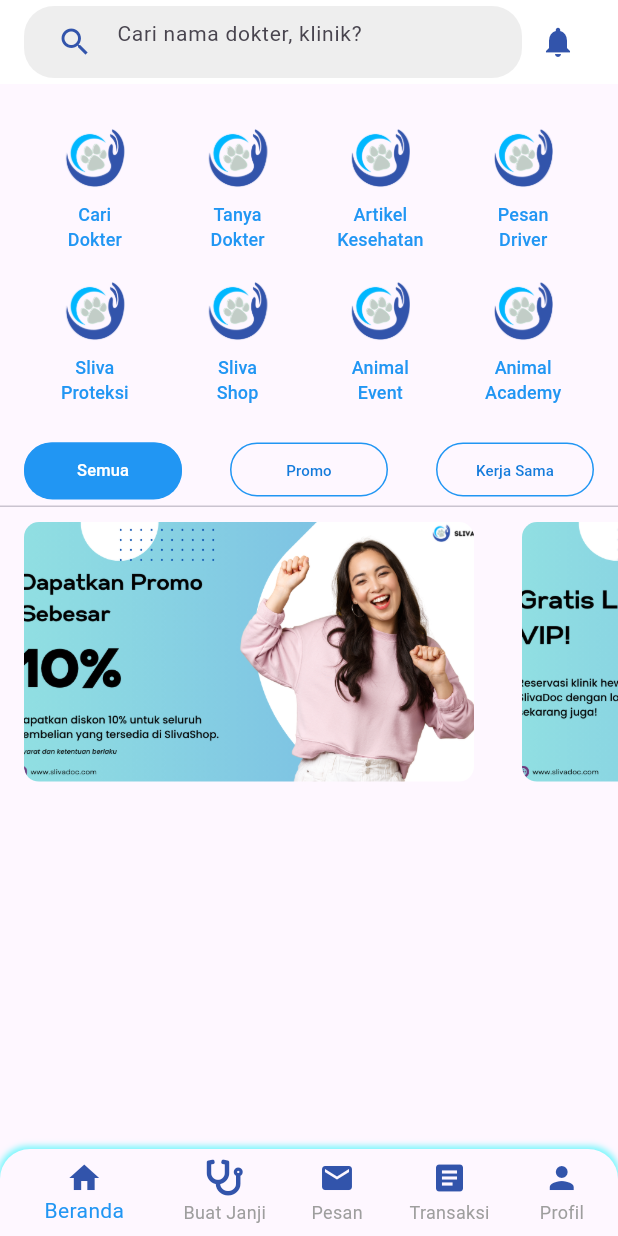
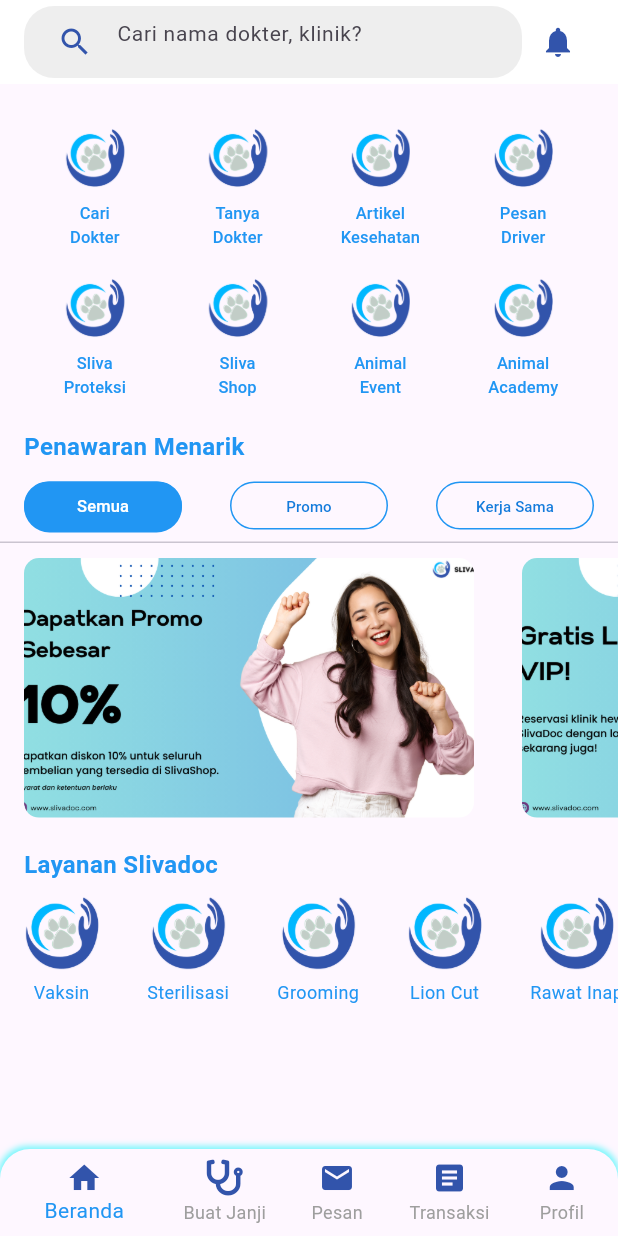
Before and after one commit to slivatech/slivadoc_apps, a Flutter app: the HomePage screen opened directly, on a phone screen of 412 x 824 dp. Run offline on Flutter 3.47's test engine with Material 3 defaults, Android fonts, the phone set to English and light mode, and no system bars; our stand-ins replace font_awesome_flutter, image_picker.

Commit message:
create component slivadoc service

```diff
--- a/lib/components/SliderBanner.dart
+++ b/lib/components/SliderBanner.dart
@@ -5,7 +5,22 @@
 
   @override
   Widget build(BuildContext context) {
-    return DefaultTabController(
+    return Column(
+      crossAxisAlignment: CrossAxisAlignment.start,
+      children: [
+        const Padding(
+          padding: EdgeInsets.only(left: 16.0),
+          child: Text(
+            'Penawaran Menarik',
+            style: TextStyle(
+              fontSize: 16,
+              color: Colors.blue,
+              fontWeight: FontWeight.bold,
+            ),
+          ),
+        ),
+        const SizedBox(height: 5.0),
+        DefaultTabController(
           length: 3,
           child: Column(
             children: [
@@ -17,11 +32,11 @@
                   color: Colors.blue,
                   borderRadius: BorderRadius.circular(20),
                 ),
-            indicatorPadding: const EdgeInsets.symmetric(vertical: 5),
+                indicatorPadding: const EdgeInsets.symmetric(vertical: 7),
                 tabs: [
                   Tab(
                     child: Padding(
-                  padding: const EdgeInsets.symmetric(vertical: 5),
+                      padding: const EdgeInsets.symmetric(vertical: 7),
                       child: Container(
                         decoration: BoxDecoration(
                           border: Border.all(color: Colors.blue),
@@ -36,7 +51,7 @@
                   ),
                   Tab(
                     child: Padding(
-                  padding: const EdgeInsets.symmetric(vertical: 5),
+                      padding: const EdgeInsets.symmetric(vertical: 7),
                       child: Container(
                         decoration: BoxDecoration(
                           border: Border.all(color: Colors.blue),
@@ -51,7 +66,7 @@
                   ),
                   Tab(
                     child: Padding(
-                  padding: const EdgeInsets.symmetric(vertical: 5),
+                      padding: const EdgeInsets.symmetric(vertical: 7),
                       child: Container(
                         decoration: BoxDecoration(
                           border: Border.all(color: Colors.blue),
@@ -104,6 +119,8 @@
               ),
             ],
           ),
+        ),
+      ],
     );
   }
 
--- /dev/null
+++ b/lib/components/SliderService.dart
@@ -0,0 +1,100 @@
+import 'package:flutter/material.dart';
+
+class SlivadocSlider extends StatelessWidget {
+  const SlivadocSlider({Key? key}) : super(key: key);
+
+  @override
+  Widget build(BuildContext context) {
+    return Column(
+      crossAxisAlignment: CrossAxisAlignment.start,
+      children: [
+        const Padding(
+          padding: EdgeInsets.only(left: 16.0),
+          child: Text(
+            'Layanan Slivadoc',
+            style: TextStyle(
+              fontSize: 16,
+              color: Colors.blue,
+              fontWeight: FontWeight.bold,
+            ),
+          ),
+        ),
+        const SizedBox(height: 10.0),
+        Container(
+          height: MediaQuery.of(context).size.height * 0.21,
+          child: ListView(
+            scrollDirection: Axis.horizontal,
+            children: [
+              _buildSlivadocItem(
+                context,
+                imageUrl: 'lib/assets/logo.png',
+                title: 'Vaksin',
+              ),
+              _buildSlivadocItem(
+                context,
+                imageUrl: 'lib/assets/logo.png',
+                title: 'Sterilisasi',
+              ),
+              _buildSlivadocItem(
+                context,
+                imageUrl: 'lib/assets/logo.png',
+                title: 'Grooming',
+              ),
+              _buildSlivadocItem(
+                context,
+                imageUrl: 'lib/assets/logo.png',
+                title: 'Lion Cut',
+              ),
+              _buildSlivadocItem(
+                context,
+                imageUrl: 'lib/assets/logo.png',
+                title: 'Rawat Inap',
+              ),
+            ],
+          ),
+        ),
+      ],
+    );
+  }
+
+  Widget _buildSlivadocItem(
+  BuildContext context, {
+  required String imageUrl,
+  required String title,
+}) {
+  return Padding(
+    padding: const EdgeInsets.symmetric(horizontal: 16.0),
+    child: Column(
+      crossAxisAlignment: CrossAxisAlignment.center,
+      children: [
+        Center(
+          child: Container(
+            width: 50,
+            height: 50,
+            decoration: BoxDecoration(
+              borderRadius: BorderRadius.circular(10),
+              image: DecorationImage(
+                image: AssetImage(imageUrl),
+                fit: BoxFit.cover,
+              ),
+            ),
+          ),
+        ),
+        const SizedBox(height: 5.0),
+        Center(
+          child: Text(
+            title,
+            style: const TextStyle(
+              fontSize: 12,
+              color: Colors.blue,
+
+            ),
+          ),
+        ),
+        const SizedBox(height: 3.0),
+
+      ],
+    ),
+  );
+}
+}
```
Also changed, not shown: lib/screens/HomePage.dart (+57 -6 lines). Lines whose indentation alone changed are shown as unchanged.
